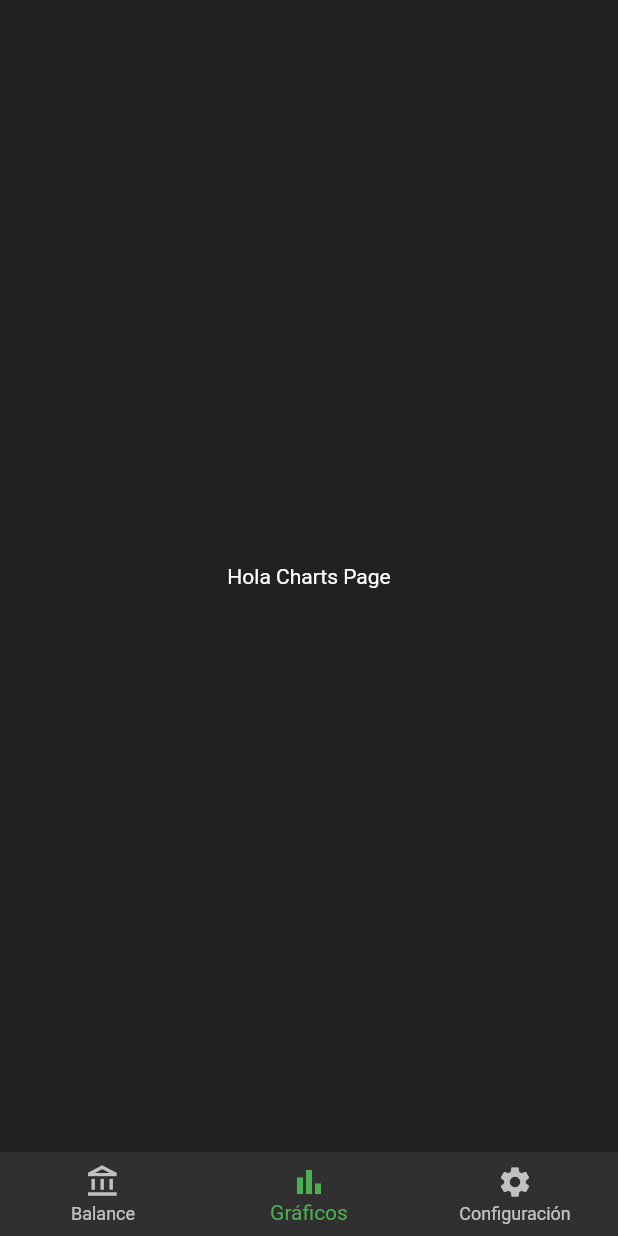
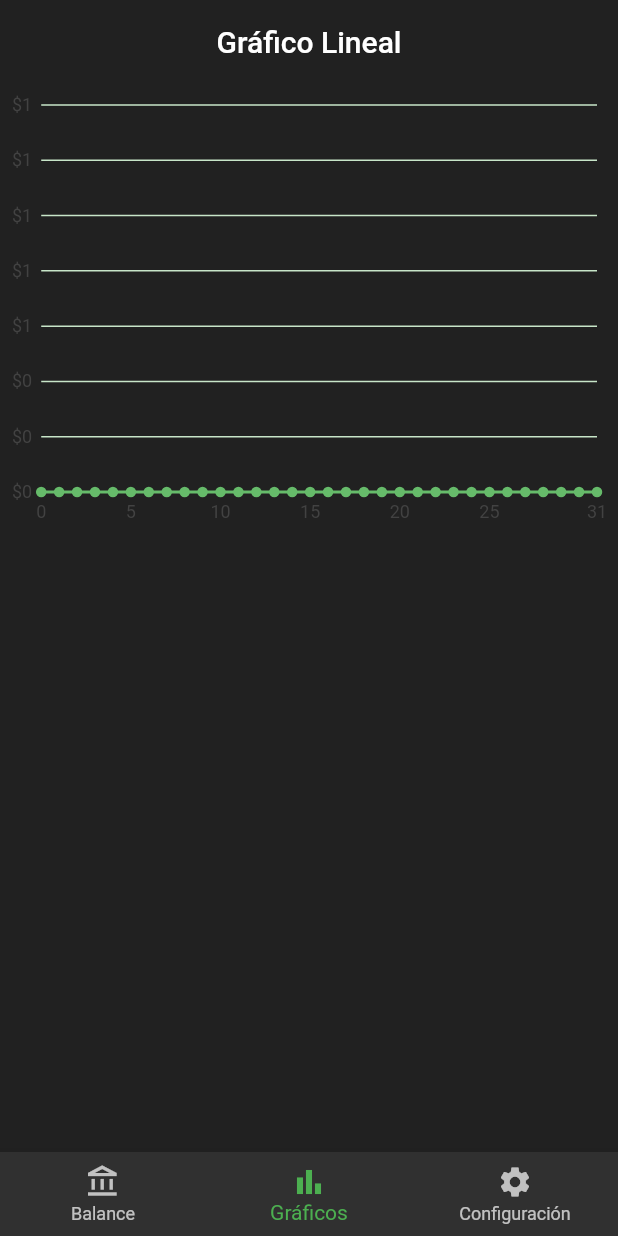
Before and after one commit to EnriquemQz/ExpensesApp, a Flutter app: the screen it shows after launch, item 2 of the bottom bar chosen, on a phone screen of 412 x 824 dp. Run offline on Flutter 3.47's test engine with Material 2 defaults, Android fonts, the phone set to English and light mode, and no system bars; our stand-ins replace charts_flutter, flutter_slidable, fluttertoast, percent_indicator, sqflite; missing offline and left inert: flutter_material_color_picker, unicorndial; accounts and stored records are empty; statements that could not run were skipped.

Commit message:
Fin sección 8

```diff
--- a/lib/pages/charts_page.dart
+++ b/lib/pages/charts_page.dart
@@ -1,13 +1,58 @@
 import 'package:flutter/material.dart';
+
+import 'package:expenses_app/utils/constants.dart';
+import 'package:expenses_app/widgets/global_wt/chart_line.dart';
 
 class ChartsPage extends StatelessWidget {
 
   @override
   Widget build(BuildContext context) {
-    return Container(
-      child: Center(
-        child: Text('Hola Charts Page'),
-      )
+
+    return Scaffold(
+      appBar: AppBar(
+        title: Text('Gráfico Lineal'),
+        centerTitle: true,
+        elevation: 0.0,
+      ),
+      body: CustomScrollView(
+        slivers: [
+          _sliverAppBarWithChart(),
+          SliverList(delegate: SliverChildListDelegate(
+            [
+              // ChartsBody()
+            ]
+          ))
+        ],
+      ),
+    );
+  }
+  _sliverAppBarWithChart(){
+    return SliverAppBar(
+      expandedHeight: 300.0,
+      flexibleSpace: FlexibleSpaceBar(
+        background: Align(
+          alignment: Alignment.bottomCenter,
+          child: Column(
+            mainAxisSize: MainAxisSize.min,
+            children: [
+              Expanded(child: ChartLine()),
+              // Container(child: Text('Hola Charts'))
+            ],
+          ),
+        ),
+      ),
     );
   }
 }
+
+class ChartsBody extends StatelessWidget {
+  const ChartsBody({Key key}) : super(key: key);
+
+  @override
+  Widget build(BuildContext context) {
+    return Container(
+      decoration: Constants.ftBoxDecoration,
+      child: Text('Body'),
+    );
+  }
+}
--- a/lib/pages/home_page.dart
+++ b/lib/pages/home_page.dart
@@ -35,6 +35,7 @@ class _HomePage extends StatelessWidget {
         exProvider.getByDate(currentMonth, currentYear);
         return BalancePage();
       case 1:
+      exProvider.getByDate(currentMonth, currentYear);
         return ChartsPage();
       case 2:
         return SettingPage();
--- a/lib/utils/utils.dart
+++ b/lib/utils/utils.dart
@@ -2,6 +2,7 @@
 import 'package:expenses_app/utils/icon_picker.dart';
 import 'package:flutter/material.dart';
 import 'package:flutter/cupertino.dart';
+import 'package:sqflite/utils/utils.dart';
 
 // extension IconDataExtension on String{
 //   toIcon(){
@@ -9,6 +10,16 @@ import 'package:flutter/cupertino.dart';
 //     return IconData(int.parse(hexIcon), fontFamily: 'MaterialIcons');
 //   }
 // }
+int daysInMonth(int month) {
+  var now = DateTime.now();
+
+  var lastDayMonth = (month < 12)
+    ? new DateTime(now.year, month + 1, 0)
+    : new DateTime(now.year + 1, 1, 0);
+
+  return lastDayMonth.day;
+}
+
 
 extension IconDatas on String {
   toIcons(){
--- /dev/null
+++ b/lib/widgets/global_wt/chart_line.dart
@@ -0,0 +1,209 @@
+
+import 'package:flutter/material.dart';
+import 'package:provider/provider.dart';
+import 'dart:math';
+import 'package:intl/intl.dart';
+
+import 'package:expenses_app/models/combined_model.dart';
+import 'package:expenses_app/providers/expenses_provider.dart';
+import 'package:expenses_app/providers/ui_provider.dart';
+import 'package:expenses_app/utils/utils.dart';
+import 'package:charts_flutter/flutter.dart' as charts;
+import 'package:charts_flutter/src/text_element.dart' as elements;
+import 'package:charts_flutter/src/text_style.dart' as styless;
+
+
+class ChartLine extends StatelessWidget {
+  static String pointerAmount;
+  static String pointerDay;
+  @override
+  Widget build(BuildContext context) {
+    final exProvider = Provider.of<ExpensesProvider>(context);
+    final uiProvider = Provider.of<UiProvider>(context);
+    final currentMonth = uiProvider.selectedMonth + 1;
+    final expenses = exProvider.expenses;
+    Map<int, double> mapExp;
+    List<CombinedModel> cModel = [];
+    List<double> perDayList;
+
+    // example whit Map
+    mapExp = expenses.fold({}, (Map<int, double> map, exp){
+      if(!map.containsKey(exp.day)){
+        map[exp.day] = 0.0;
+      }
+      map[exp.day] += exp.expense;
+      return map;
+    });
+
+    mapExp.entries.forEach((e) {
+      cModel.add(CombinedModel(
+        day: e.key,
+        expense: e.value
+      ));
+    });
+
+    cModel.add(CombinedModel(day: 0, expense: 0.0));
+    cModel.sort((a,b) => a.day.compareTo(b.day));
+
+    List<charts.Series<CombinedModel, num>> series = [
+      charts.Series<CombinedModel, num>(
+        id: 'ExpensesPerDay',
+        domainFn: (v, i) => v.day,
+        measureFn: (v, i) => v.expense,
+        seriesColor: charts.ColorUtil.fromDartColor(Colors.green[400]),
+        data: cModel,
+        // radiusPxFn: (v, i){
+        //   if (v.expense == 0){
+        //     return 0;
+        //   }
+        //   return 3;
+        // },
+      ),
+    ];
+
+    // example whit double list
+    var currentDay = daysInMonth(currentMonth);
+    print(currentDay);
+
+    perDayList = List.generate(currentDay + 1, (int i){
+      return expenses
+        .where((e) => e.day == (i))
+        .map((e) => e.expense)
+        .fold(0.0, (a, b) => a +b);
+    });
+    print(perDayList);
+
+    List<charts.Series<double, int>> series2 = [
+      charts.Series<double, int>(
+        id: 'Expenses',
+        domainFn:  (v , i) => i,
+        measureFn: (v , i) => v,
+        seriesColor: charts.ColorUtil.fromDartColor(Colors.green[400]),
+        radiusPxFn: (v, i){
+          if (v == 0){
+            return 0;
+          }
+          return 3;
+        },
+        data: perDayList
+      )
+    ];
+
+    return Container(
+      child: charts.LineChart(
+        series2,
+        animate: true,
+        defaultRenderer: charts.LineRendererConfig(
+          includePoints: true,
+          includeArea: true,
+          areaOpacity: 0.3
+        ),
+        primaryMeasureAxis: charts.NumericAxisSpec(
+          renderSpec: charts.GridlineRendererSpec(
+            lineStyle: charts.LineStyleSpec(
+              color: charts.ColorUtil.fromDartColor(Colors.green[100])
+            ),
+            labelAnchor: charts.TickLabelAnchor.after,
+            labelJustification: charts.TickLabelJustification.outside
+          ),
+          tickFormatterSpec: charts.BasicNumericTickFormatterSpec
+          .fromNumberFormat(NumberFormat.simpleCurrency(
+            decimalDigits: 0
+          )),
+          tickProviderSpec: charts.BasicNumericTickProviderSpec(
+            desiredTickCount: 8
+          ),
+        ),
+        domainAxis: charts.NumericAxisSpec(
+          tickProviderSpec: charts.StaticNumericTickProviderSpec(
+            [
+              charts.TickSpec(0, label: '0'),
+              charts.TickSpec(5, label: '05'),
+              charts.TickSpec(10, label: '10'),
+              charts.TickSpec(15, label: '15'),
+              charts.TickSpec(20, label: '20'),
+              charts.TickSpec(25, label: '25'),
+              charts.TickSpec(currentDay, label: '${currentDay.toString()}'),
+            ]
+          )
+        ),
+        selectionModels: [
+          charts.SelectionModelConfig(
+            changedListener: (charts.SelectionModel model){
+              if(model.hasDatumSelection){
+                pointerAmount = model.selectedSeries[0]
+                  .measureFn(model.selectedDatum[0].index)
+                  .toStringAsFixed(2);
+                pointerDay = model.selectedSeries[0]
+                  .domainFn(model.selectedDatum[0].index)
+                  .toString();
+              }
+            }
+          )
+        ],
+        behaviors: [
+          charts.LinePointHighlighter(
+            showHorizontalFollowLine: charts
+              .LinePointHighlighterFollowLineType.nearest,
+            showVerticalFollowLine: charts
+              .LinePointHighlighterFollowLineType.nearest,
+            symbolRenderer: SymbolRender()
+          ),
+          charts.SelectNearest(
+            eventTrigger: charts.SelectionTrigger.tapAndDrag
+          )
+        ],
+      )
+    );
+  }
+}
+
+
+class SymbolRender extends charts.CircleSymbolRenderer {
+  var textStyle = styless.TextStyle();
+
+  @override
+  void paint(
+    charts.ChartCanvas canvas,
+    Rectangle<num> bounds,
+    {List<int> dashPattern,
+    charts.Color fillColor,
+    charts.FillPatternType fillPattern,
+    charts.Color strokeColor,
+    double strokeWidthPx
+    }) {
+
+    super.paint(
+      canvas,
+      bounds,
+      dashPattern : dashPattern,
+      fillColor : fillColor,
+      fillPattern : fillPattern,
+      strokeColor : strokeColor,
+      strokeWidthPx : strokeWidthPx
+    );
+
+    canvas.drawRect(
+      Rectangle(
+        bounds.left - 25,
+        bounds.top - 30,
+        bounds.width + 48,
+        bounds.height + 18
+      ),
+      fill: charts.ColorUtil.fromDartColor(Colors.grey[900]),
+      stroke: charts.ColorUtil.fromDartColor(Colors.white),
+      strokeWidthPx: 1,
+    );
+    textStyle.color = charts.MaterialPalette.white;
+    textStyle.fontSize = 10;
+
+    canvas.drawText(
+      elements.TextElement(
+        'Dia ${ChartLine.pointerDay} \n\$${ChartLine.pointerAmount}',
+        style: textStyle
+      ),
+      (bounds.left - 20).round(),
+      (bounds.top - 24).round()
+    );
+  }
+}
--- a/pubspec.yaml
+++ b/pubspec.yaml
@@ -38,6 +38,8 @@ dependencies:
   flutter_material_color_picker: ^1.0.5
   flutter_slidable: ^0.6.0
   percent_indicator: ^3.0.1
+  charts_flutter: ^0.11.0
+  fl_chart: ^0.36.3
 
 dev_dependencies:
   flutter_test:
```
Also changed, not shown: pubspec.lock.
